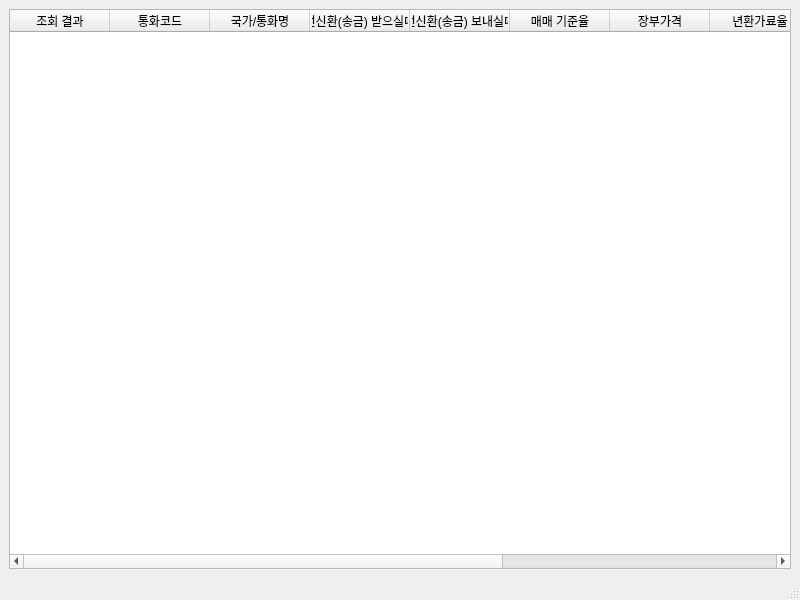
First picture: the form in ui/window/window_receive.ui, repository BoonDoPark/ExchangeRatioTrader, before the edit.
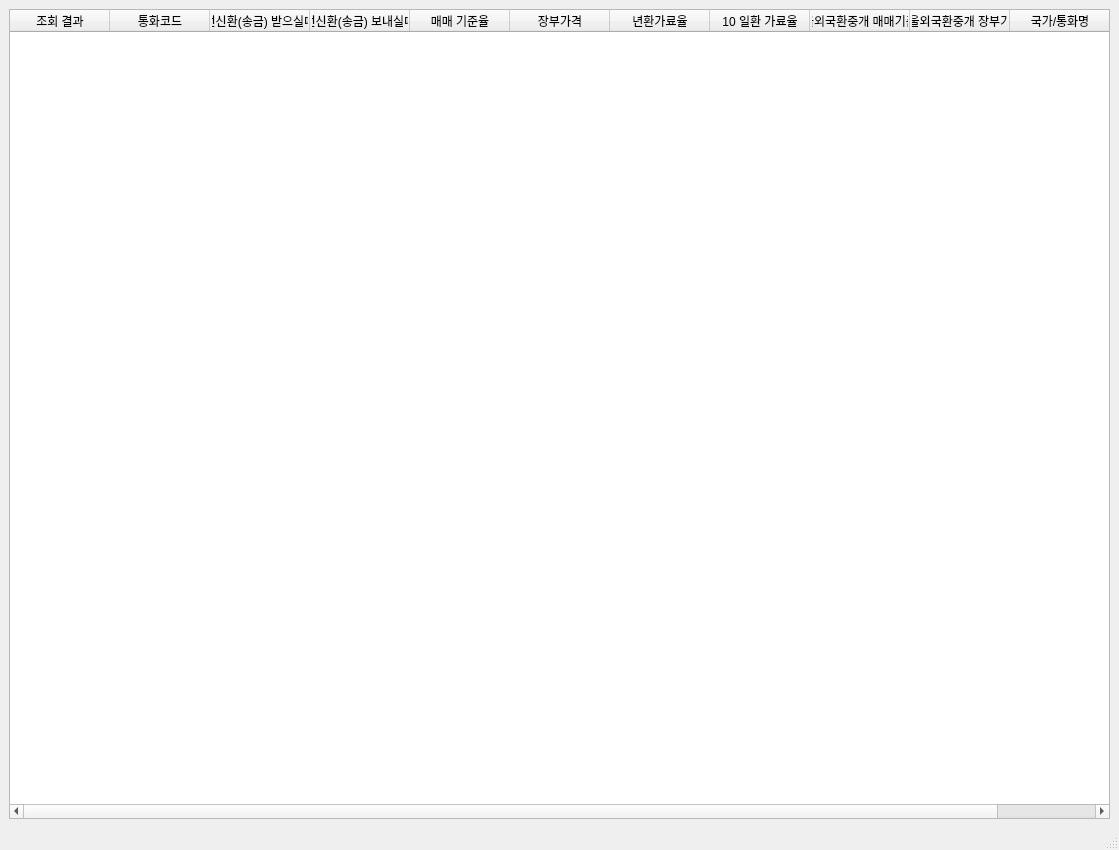
Second picture: the form after the edit.

The edit to the form file:
```diff
--- a/ui/window/window_receive.ui
+++ b/ui/window/window_receive.ui
@@ -6,8 +6,8 @@
    <rect>
     <x>0</x>
     <y>0</y>
-    <width>800</width>
-    <height>600</height>
+    <width>1119</width>
+    <height>850</height>
    </rect>
   </property>
   <property name="windowTitle">
@@ -27,11 +27,6 @@
         <string>통화코드</string>
        </property>
       </column>
-      <column>
-       <property name="text">
-        <string>국가/통화명</string>
-       </property>
-      </column>
       <column>
        <property name="text">
         <string>전신환(송금) 받으실때</string>
@@ -72,6 +67,11 @@
         <string>서울외국환중개 장부가격</string>
        </property>
       </column>
+      <column>
+       <property name="text">
+        <string>국가/통화명</string>
+       </property>
+      </column>
      </widget>
     </item>
    </layout>
```
Left out of the diff: 4 changed lines with no effect on the pictures.
